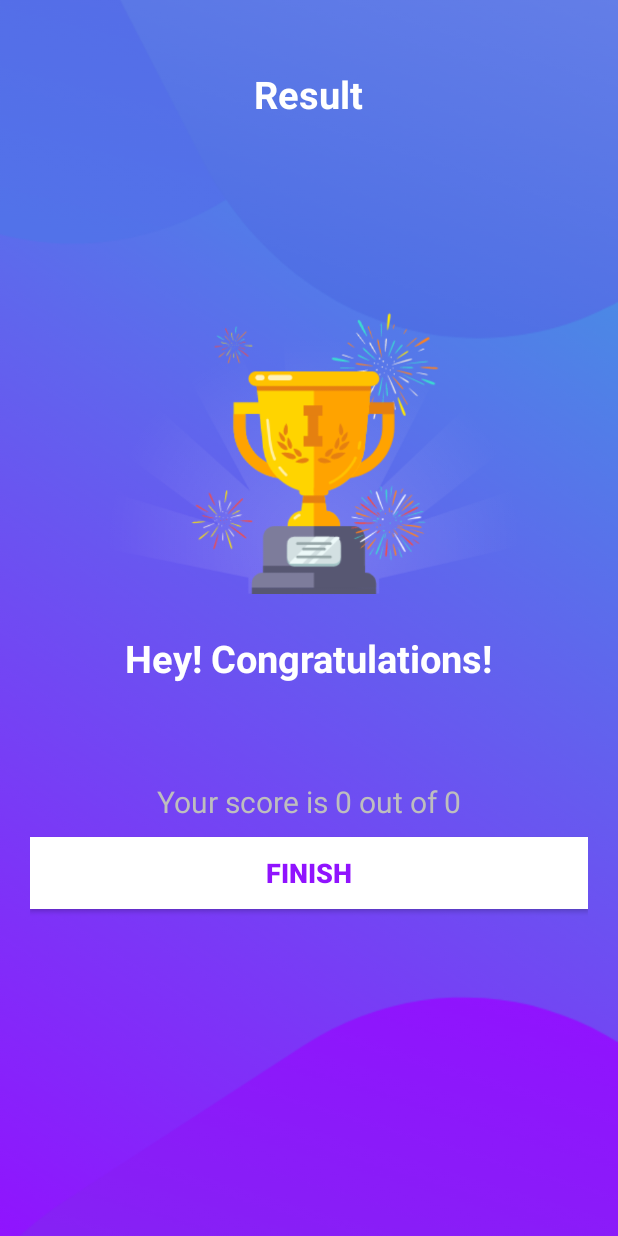
After one commit to RashikAnsar/100-Days-of-code, an Android app: the ResultActivity screen opened directly, with no data from a screen before it, on a phone screen of 412 x 824 dp. The commit adds this screen. Run offline under Robolectric (Android 15) with nearby library versions, the phone set to English and light mode, and no system bars.

Commit message:
Day 06 Quiz App

```diff
--- a/Quiz/app/src/main/AndroidManifest.xml
+++ b/Quiz/app/src/main/AndroidManifest.xml
@@ -10,10 +10,12 @@
         android:supportsRtl="true"
         android:theme="@style/AppTheme">
         <activity
+            android:name=".ResultActivity"
+            android:screenOrientation="portrait"
+            android:theme="@style/NoActionBarTheme"></activity>
+        <activity
             android:name=".QuizQuestionsActivity"
-            android:screenOrientation="portrait">
-
-        </activity>
+            android:screenOrientation="portrait"></activity>
         <activity
             android:name=".MainActivity"
             android:screenOrientation="portrait"
--- a/Quiz/app/src/main/java/com/example/quiz/Constants.kt
+++ b/Quiz/app/src/main/java/com/example/quiz/Constants.kt
@@ -1,6 +1,11 @@
 package com.example.quiz
 
 object Constants {
+
+    const val USER_NAME : String = "user_name"
+    const val TOTAL_QUESTIONS: String = "total_questions"
+    const val CORRECT_ANSWERS : String = "correct_answers"
+
     fun getQuestions(): ArrayList<Question> {
         val questionsList = ArrayList<Question>()
 
--- a/Quiz/app/src/main/java/com/example/quiz/MainActivity.kt
+++ b/Quiz/app/src/main/java/com/example/quiz/MainActivity.kt
@@ -21,6 +21,7 @@ class MainActivity : AppCompatActivity() {
                 Toast.makeText(this, "Please enter your name", Toast.LENGTH_SHORT).show()
             } else {
                 val intent = Intent(this, QuizQuestionsActivity::class.java)
+                intent.putExtra(Constants.USER_NAME, et_name.text.toString())
                 startActivity(intent)
                 finish()
             }
--- a/Quiz/app/src/main/java/com/example/quiz/QuizQuestionsActivity.kt
+++ b/Quiz/app/src/main/java/com/example/quiz/QuizQuestionsActivity.kt
@@ -1,5 +1,6 @@
 package com.example.quiz
 
+import android.content.Intent
 import android.graphics.Color
 import android.graphics.Typeface
 import androidx.appcompat.app.AppCompatActivity
@@ -16,11 +17,13 @@ class QuizQuestionsActivity : AppCompatActivity(), View.OnClickListener {
     private var mCurrentPosition: Int = 1
     private var mQuestionsList: ArrayList<Question>? = null
     private var mSelectedOptionPosition: Int = 0
+    private var mCorrectAnswers: Int = 0
+    private var mUsername: String ?= null
 
     override fun onCreate(savedInstanceState: Bundle?) {
         super.onCreate(savedInstanceState)
         setContentView(R.layout.activity_quiz_questions)
-
+        mUsername = intent.getStringExtra(Constants.USER_NAME)
         mQuestionsList = Constants.getQuestions()
         setQuestion()
 
@@ -119,13 +122,20 @@ class QuizQuestionsActivity : AppCompatActivity(), View.OnClickListener {
                             setQuestion()
                         }
                         else -> {
-                            Toast.makeText(this, "You have successfully completed the quiz", Toast.LENGTH_SHORT).show()
+                            val intent = Intent(this, ResultActivity::class.java)
+                            intent.putExtra(Constants.USER_NAME, mUsername)
+                            intent.putExtra(Constants.CORRECT_ANSWERS, mCorrectAnswers)
+                            intent.putExtra(Constants.TOTAL_QUESTIONS, mQuestionsList!!.size)
+                            startActivity(intent)
+                            finish()
                         }
                     }
                 } else {
                     val question = mQuestionsList?.get(mCurrentPosition - 1)
                     if (question!!.correctAnswer != mSelectedOptionPosition) {
                         answerView(mSelectedOptionPosition, R.drawable.wrong_option_border_bg)
+                    } else {
+                        mCorrectAnswers++
                     }
 
                     answerView(question.correctAnswer, R.drawable.correct_option_border_bg)
--- /dev/null
+++ b/Quiz/app/src/main/java/com/example/quiz/ResultActivity.kt
@@ -0,0 +1,30 @@
+package com.example.quiz
+
+import android.content.Intent
+import androidx.appcompat.app.AppCompatActivity
+import android.os.Bundle
+import android.view.View
+import kotlinx.android.synthetic.main.activity_result.*
+
+class ResultActivity : AppCompatActivity() {
+
+    override fun onCreate(savedInstanceState: Bundle?) {
+        super.onCreate(savedInstanceState)
+        setContentView(R.layout.activity_result)
+
+        window.decorView.systemUiVisibility = View.SYSTEM_UI_FLAG_FULLSCREEN
+
+        val username = intent.getStringExtra(Constants.USER_NAME)
+        tv_name.text = username
+
+        val totalQuestions = intent.getIntExtra(Constants.TOTAL_QUESTIONS, 0)
+        val correctAnswers = intent.getIntExtra(Constants.CORRECT_ANSWERS, 0)
+
+        tv_score.text ="Your score is $correctAnswers out of $totalQuestions"
+
+        btn_finish.setOnClickListener{
+            startActivity(Intent(this, MainActivity::class.java))
+            finish()
+        }
+    }
+}
--- /dev/null
+++ b/Quiz/app/src/main/res/layout/activity_result.xml
@@ -0,0 +1,69 @@
+<?xml version="1.0" encoding="utf-8"?>
+<LinearLayout xmlns:android="http://schemas.android.com/apk/res/android"
+    xmlns:app="http://schemas.android.com/apk/res-auto"
+    xmlns:tools="http://schemas.android.com/tools"
+    android:layout_width="match_parent"
+    android:layout_height="match_parent"
+    android:background="@drawable/ic_bg"
+    android:orientation="vertical"
+    android:gravity="center_horizontal"
+    android:padding="20dp"
+    tools:context=".ResultActivity">
+
+    <TextView
+        android:id="@+id/tv_result"
+        android:layout_width="wrap_content"
+        android:layout_height="wrap_content"
+        android:layout_marginTop="25dp"
+        android:text="Result"
+        android:textColor="@android:color/white"
+        android:textSize="25sp"
+        android:textStyle="bold"/>
+
+    <ImageView
+        android:id="@+id/iv_trophy"
+        android:layout_width="wrap_content"
+        android:layout_height="325dp"
+        android:contentDescription="image"
+        android:src="@drawable/ic_trophy" />
+
+    <TextView
+        android:id="@+id/tv_congratulations"
+        android:layout_width="wrap_content"
+        android:layout_height="wrap_content"
+        android:layout_marginTop="16dp"
+        android:text="Hey! Congratulations!"
+        android:textColor="@android:color/white"
+        android:textSize="25sp"
+        android:textStyle="bold"/>
+
+    <TextView
+        android:id="@+id/tv_name"
+        android:layout_width="wrap_content"
+        android:layout_height="wrap_content"
+        android:layout_marginTop="25dp"
+        android:textColor="@android:color/white"
+        android:textSize="22sp"
+        android:textStyle="bold"
+        tools:text="Username"/>
+
+    <TextView
+        android:id="@+id/tv_score"
+        android:layout_width="wrap_content"
+        android:layout_height="wrap_content"
+        android:layout_marginTop="10dp"
+        android:textColor="@android:color/secondary_text_dark"
+        android:textSize="20sp"
+        tools:text="Your score is 9 out of 10"/>
+
+    <Button
+        android:id="@+id/btn_finish"
+        android:layout_width="match_parent"
+        android:layout_height="wrap_content"
+        android:layout_marginTop="10dp"
+        android:background="@android:color/white"
+        android:text="FINISH"
+        android:textColor="@color/colorPrimary"
+        android:textSize="18sp"
+        android:textStyle="bold"/>
+</LinearLayout>
```
Also changed, not shown: Quiz/app/src/main/res/drawable/ic_trophy.png (added).
